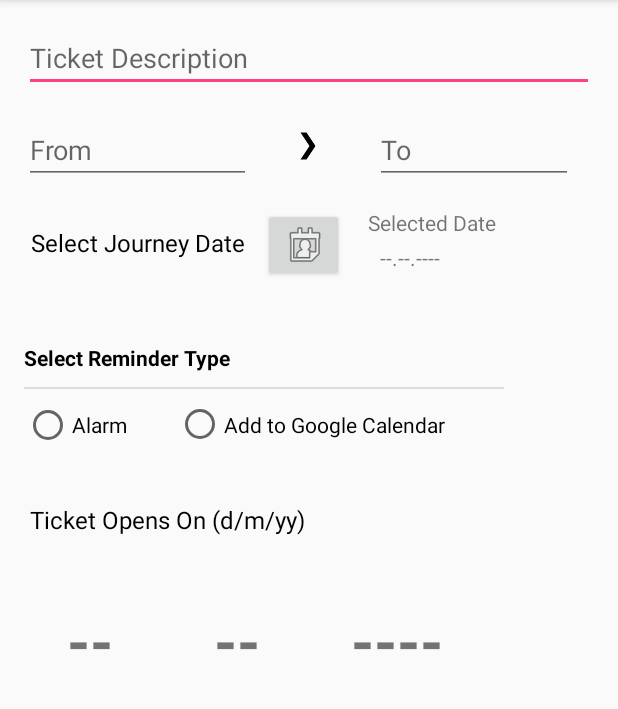
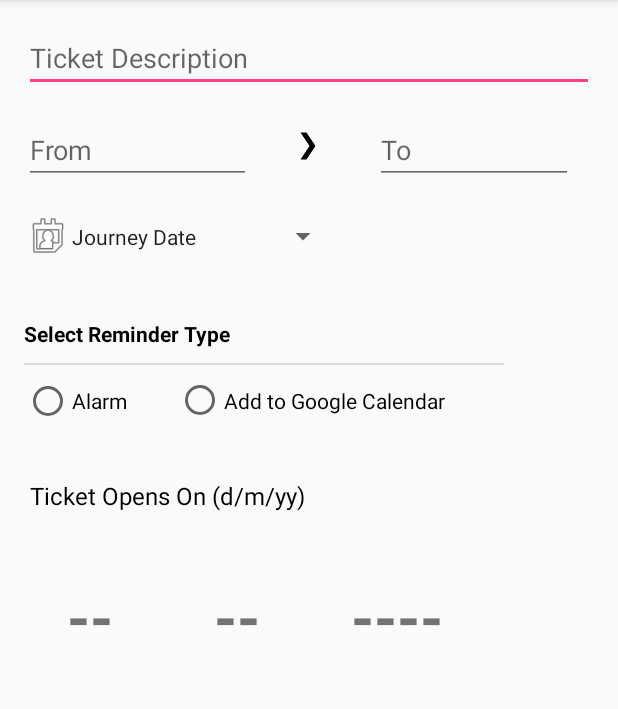
Before and after one commit to dineshvaran/ticket-schedular, an Android app: the AddActivity screen opened directly, with no data from a screen before it, on a phone screen of 412 x 824 dp, the part 84-793 px from its top. Run offline under Robolectric (Android 15) with nearby library versions, the phone set to English and light mode, and no system bars; our stand-ins replace Room's generated code.

Commit message:
initial design commit

```diff
--- a/app/src/main/java/varanz/android/application/irctcticketreminder/AddActivity.java
+++ b/app/src/main/java/varanz/android/application/irctcticketreminder/AddActivity.java
@@ -6,9 +6,7 @@ import android.app.Dialog;
 import android.app.PendingIntent;
 import android.app.TimePickerDialog;
 import android.arch.persistence.room.Room;
-import android.content.ComponentName;
 import android.content.Intent;
-import android.content.pm.PackageManager;
 import android.os.Bundle;
 import android.provider.CalendarContract;
 import android.support.v7.app.AppCompatActivity;
@@ -21,24 +19,18 @@ import android.view.MenuItem;
 import android.view.View;
 import android.view.inputmethod.InputMethodManager;
 import android.widget.Button;
-import android.widget.CompoundButton;
 import android.widget.DatePicker;
 import android.widget.EditText;
 import android.widget.RadioButton;
 import android.widget.RadioGroup;
-import android.widget.Switch;
 import android.widget.TextView;
 import android.widget.TimePicker;
 import android.widget.Toast;
 
 import java.text.SimpleDateFormat;
-import java.time.temporal.ChronoUnit;
 import java.util.Calendar;
-import java.util.Locale;
 import java.util.Random;
-import java.util.concurrent.TimeUnit;
 
-import varanz.android.application.irctcticketreminder.adapter.RecyclerViewAdapter;
 import varanz.android.application.irctcticketreminder.receiver.AlarmReceiver;
 import varanz.android.application.irctcticketreminder.store.TicketSchedularDataBase;
 import varanz.android.application.irctcticketreminder.store.TicketSchedularEntity;
@@ -65,7 +57,7 @@ public class AddActivity extends AppCompatActivity {
     /**
      * Views in this activity
      */
-    private TextView selectedDate;
+//    private TextView selectedDate;
     private TextView bookingDate;
     private TextView bookingMonth;
     private TextView bookingYear;
@@ -140,8 +132,15 @@ public class AddActivity extends AppCompatActivity {
                         .setData(CalendarContract.Events.CONTENT_URI)
                         .putExtra(CalendarContract.EXTRA_EVENT_BEGIN_TIME, beginTime.getTimeInMillis())
                         .putExtra(CalendarContract.EXTRA_EVENT_END_TIME, endTime.getTimeInMillis())
-                        .putExtra(CalendarContract.Events.TITLE,
-                                "TicketSchedular -- " + "Booking opens today for the date" + selectedDate.getText().toString())
+
+//                        .putExtra(CalendarContract.Events.TITLE,
+//                                "TicketSchedular -- " + "Booking opens" + selectedDate.getText().toString())
+
+                        // added instead of selectedDate TODO temorary fix
+                        .putExtra(CalendarContract.Events.TITLE, "TicketSchedular -- " + "Booking opens")
+
+
+
                         .putExtra(CalendarContract.Events.DESCRIPTION, "Book ticket from " + fromStation.getText().toString()
                             + " to " + toStation.getText().toString())
                         .putExtra(CalendarContract.Events.EVENT_LOCATION, "www.irctc.co.in")
@@ -214,7 +213,7 @@ public class AddActivity extends AppCompatActivity {
      * Initializes the Views in this activity
      */
     private void initializeViewObjects() {
-        selectedDate = findViewById(R.id.selected_date_value);
+//        selectedDate = findViewById(R.id.selected_date_value);
         bookingDate = findViewById(R.id.booking_date);
         bookingMonth = findViewById(R.id.booking_month);
         bookingYear = findViewById(R.id.booking_year);
@@ -309,7 +308,6 @@ public class AddActivity extends AppCompatActivity {
             public void onClick(View v) {
                 int itemId = alarmRadioGroup.getCheckedRadioButtonId();
                 RadioButton item = findViewById(itemId);
-                String selectedDate = AddActivity.this.selectedDate.getText().toString();
 
                 //TODO remove text from condition, add value for radio item and use it in condition statement
                 if(item.getText().toString().equals(getString(R.string.alarm_radio_item)) && sdate!=0){
@@ -391,6 +389,7 @@ public class AddActivity extends AppCompatActivity {
      * Action to be done on selecting date
      */
     DatePickerDialog.OnDateSetListener date_listener = new DatePickerDialog.OnDateSetListener() {
+
         @Override
         public void onDateSet(DatePicker view, int year, int month, int day) {
 
@@ -399,10 +398,17 @@ public class AddActivity extends AppCompatActivity {
             smonth=month;
             syear=year;
 
+            SimpleDateFormat format = new SimpleDateFormat("EE");
+            String weekDay="";
+
             // calculating booking date
             Calendar calendar = Calendar.getInstance();
             calendar.set(year, month, day);
+            weekDay=format.format(calendar.getTime());
             calendar.add(Calendar.DATE, -120);
+
+            datePickerButton.setText(day + getString(R.string.dateSeparator) +
+                    month + getString(R.string.dateSeparator) + year + "        " + weekDay);
 
             // updating booking date
             bdate=calendar.get(Calendar.DATE);
@@ -424,7 +430,7 @@ public class AddActivity extends AppCompatActivity {
         public void onTimeSet(TimePicker view, int hour, int minute) {
 
             long remindTime = getReminderinMillis(sdate, smonth, syear,hour, minute);
-            selectedTime.setText(hour + getString(R.string.date_spliter) + minute);
+            selectedTime.setText(hour + getString(R.string.timeSeparator) + minute);
             alarmTime = remindTime;
         }
     };
--- a/app/src/main/res/layout/activity_add.xml
+++ b/app/src/main/res/layout/activity_add.xml
@@ -60,49 +60,53 @@
         app:layout_constraintStart_toEndOf="@+id/imageView"
         app:layout_constraintTop_toTopOf="@+id/from_station" />
 
-    <TextView
-        android:id="@+id/date_of_journey"
-        android:layout_width="151dp"
-        android:layout_height="46dp"
+    <!--<TextView-->
+        <!--android:id="@+id/date_of_journey"-->
+        <!--android:layout_width="151dp"-->
+        <!--android:layout_height="46dp"-->
+        <!--android:layout_marginStart="16dp"-->
+        <!--android:layout_marginTop="16dp"-->
+        <!--android:ems="10"-->
+        <!--android:gravity="center"-->
+        <!--android:inputType="date"-->
+        <!--android:text="@string/date_of_journey"-->
+        <!--android:textAlignment="center"-->
+        <!--android:textColor="@android:color/background_dark"-->
+        <!--android:textSize="16sp"-->
+        <!--app:layout_constraintStart_toStartOf="parent"-->
+        <!--app:layout_constraintTop_toBottomOf="@+id/from_station" />-->
+
+    <Button
+        android:id="@+id/date_picker"
+        style="?android:attr/spinnerStyle"
+        android:layout_width="210dp"
+        android:layout_height="54dp"
         android:layout_marginStart="16dp"
-        android:layout_marginTop="16dp"
-        android:ems="10"
-        android:gravity="center"
-        android:inputType="date"
-        android:text="@string/date_of_journey"
-        android:textAlignment="center"
-        android:textColor="@android:color/background_dark"
-        android:textSize="16sp"
+        android:layout_marginTop="8dp"
+        android:drawableStart="@android:drawable/ic_menu_my_calendar"
+        android:text="Journey Date"
         app:layout_constraintStart_toStartOf="parent"
         app:layout_constraintTop_toBottomOf="@+id/from_station" />
 
-    <Button
-        android:id="@+id/date_picker"
-        android:layout_width="54dp"
-        android:layout_height="49dp"
-        android:layout_marginStart="8dp"
-        android:drawableStart="@android:drawable/ic_menu_my_calendar"
-        app:layout_constraintStart_toEndOf="@+id/date_of_journey"
-        app:layout_constraintTop_toTopOf="@+id/date_of_journey" />
+    <!--<TextView-->
+        <!--android:id="@+id/selected_date"-->
+        <!--android:layout_width="wrap_content"-->
+        <!--android:layout_height="wrap_content"-->
+        <!--android:layout_marginStart="16dp"-->
+        <!--android:layout_marginTop="8dp"-->
+        <!--android:text="Selected Date"-->
+        <!--app:layout_constraintStart_toEndOf="@+id/date_picker"-->
+        <!--app:layout_constraintTop_toTopOf="@+id/date_picker" />-->
 
-    <TextView
-        android:id="@+id/selected_date"
-        android:layout_width="wrap_content"
-        android:layout_height="wrap_content"
-        android:layout_marginStart="16dp"
-        android:text="Selected Date"
-        app:layout_constraintStart_toEndOf="@+id/date_picker"
-        app:layout_constraintTop_toTopOf="@+id/date_of_journey" />
-
-    <TextView
-        android:id="@+id/selected_date_value"
-        android:layout_width="wrap_content"
-        android:layout_height="wrap_content"
-        android:layout_marginStart="24dp"
-        android:layout_marginTop="4dp"
-        android:text="--.--.----"
-        app:layout_constraintStart_toEndOf="@+id/date_picker"
-        app:layout_constraintTop_toBottomOf="@+id/selected_date" />
+    <!--<TextView-->
+        <!--android:id="@+id/selected_date_value"-->
+        <!--android:layout_width="wrap_content"-->
+        <!--android:layout_height="wrap_content"-->
+        <!--android:layout_marginStart="24dp"-->
+        <!--android:layout_marginTop="4dp"-->
+        <!--android:text="&#45;&#45;.&#45;&#45;.&#45;&#45;&#45;&#45;"-->
+        <!--app:layout_constraintStart_toEndOf="@+id/date_picker"-->
+        <!--app:layout_constraintTop_toBottomOf="@+id/selected_date" />-->
 
     <!--<Switch-->
         <!--android:id="@+id/alarm_switch"-->
@@ -181,14 +185,14 @@
         android:layout_width="155dp"
         android:layout_height="39dp"
         android:layout_marginStart="16dp"
-        android:layout_marginTop="24dp"
+        android:layout_marginTop="8dp"
         android:gravity="bottom"
         android:text="@string/select_alarm_type_text"
         android:textAllCaps="false"
         android:textColor="@android:color/background_dark"
         android:textStyle="bold"
         app:layout_constraintStart_toStartOf="parent"
-        app:layout_constraintTop_toBottomOf="@+id/date_of_journey" />
+        app:layout_constraintTop_toBottomOf="@+id/date_picker" />
 
 
     <View
@@ -260,5 +264,4 @@
         app:layout_constraintStart_toStartOf="@+id/selected_time_text"
         app:layout_constraintTop_toBottomOf="@+id/selected_time_text" />
 
-
 </android.support.constraint.ConstraintLayout>
--- a/app/src/main/res/values/strings.xml
+++ b/app/src/main/res/values/strings.xml
@@ -3,7 +3,8 @@
 
 
     <!--common-->
-    <string name="date_spliter">.</string>
+    <string name="dateSeparator">/ </string>
+    <string name="timeSeparator">: </string>
 
     <!--main activity-->
     <string name="booking_open_desc">Booking opens on %1$s</string>
```
